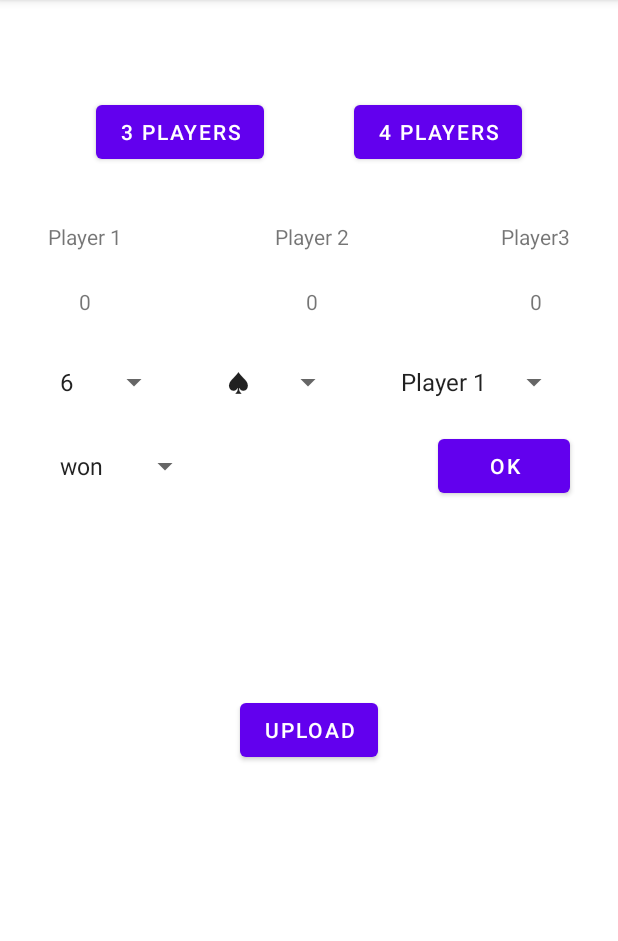
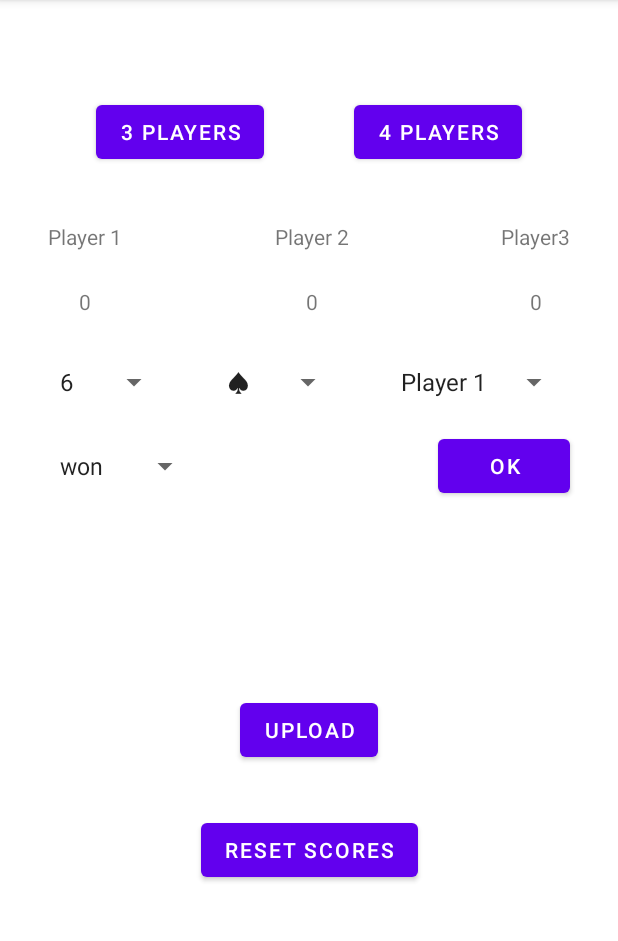
Before and after one commit to mruthven/Scorekeeper500, an Android app: the screen it shows after launch (MainActivity), on a phone screen of 412 x 824 dp, the part 84-1025 px from its top. Run offline under Robolectric (Android 15) with nearby library versions, the phone set to English and light mode, and no system bars; our stand-ins replace Volley.

```diff
--- a/app/src/main/res/layout/activity_main.xml
+++ b/app/src/main/res/layout/activity_main.xml
@@ -179,5 +179,16 @@
         app:layout_constraintStart_toStartOf="parent"
         app:layout_constraintTop_toBottomOf="@+id/okbutton" />
 
+    <Button
+        android:id="@+id/buttonReset"
+        android:layout_width="wrap_content"
+        android:layout_height="wrap_content"
+        android:layout_marginTop="32dp"
+        android:onClick="resetClicked"
+        android:text="Reset Scores"
+        app:layout_constraintEnd_toEndOf="@+id/buttonUpload"
+        app:layout_constraintStart_toStartOf="@+id/buttonUpload"
+        app:layout_constraintTop_toBottomOf="@+id/buttonUpload" />
+
 
 </androidx.constraintlayout.widget.ConstraintLayout>
```
Also changed, not shown: app/src/main/java/com/larocqueruthven/a500scorekeeper/MainActivity.kt (+19 -9 lines), 1 other file.
